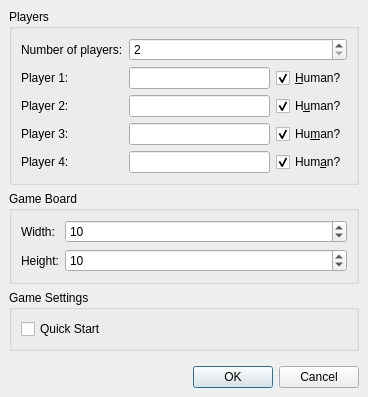
Old version of the form src/newgamedialog.ui in the repository KDE/ksquares.
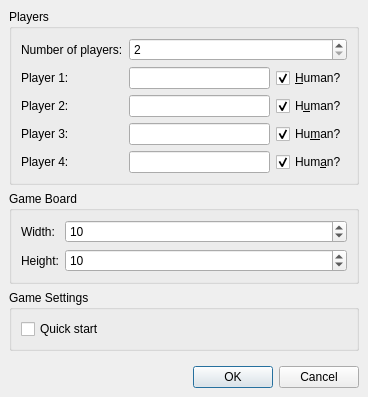
New version of the form.

Patch:
```diff
--- a/src/newgamedialog.ui
+++ b/src/newgamedialog.ui
@@ -393,7 +393,7 @@
 &lt;p style=" margin-top:0px; margin-bottom:0px; margin-left:0px; margin-right:0px; -qt-block-indent:0; text-indent:0px;">Partially fill in the board automatically before the game starts&lt;/p>&lt;/body>&lt;/html></string>
         </property>
         <property name="text" >
-         <string>Quick Start</string>
+         <string>Quick start</string>
         </property>
        </widget>
       </item>
```
